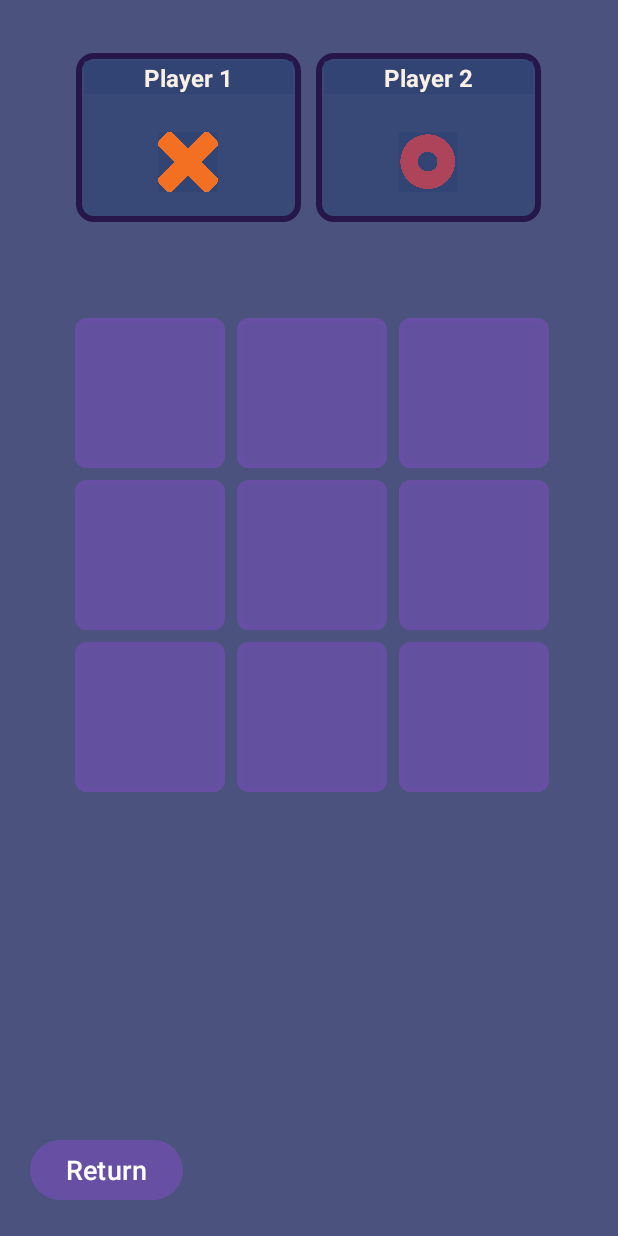
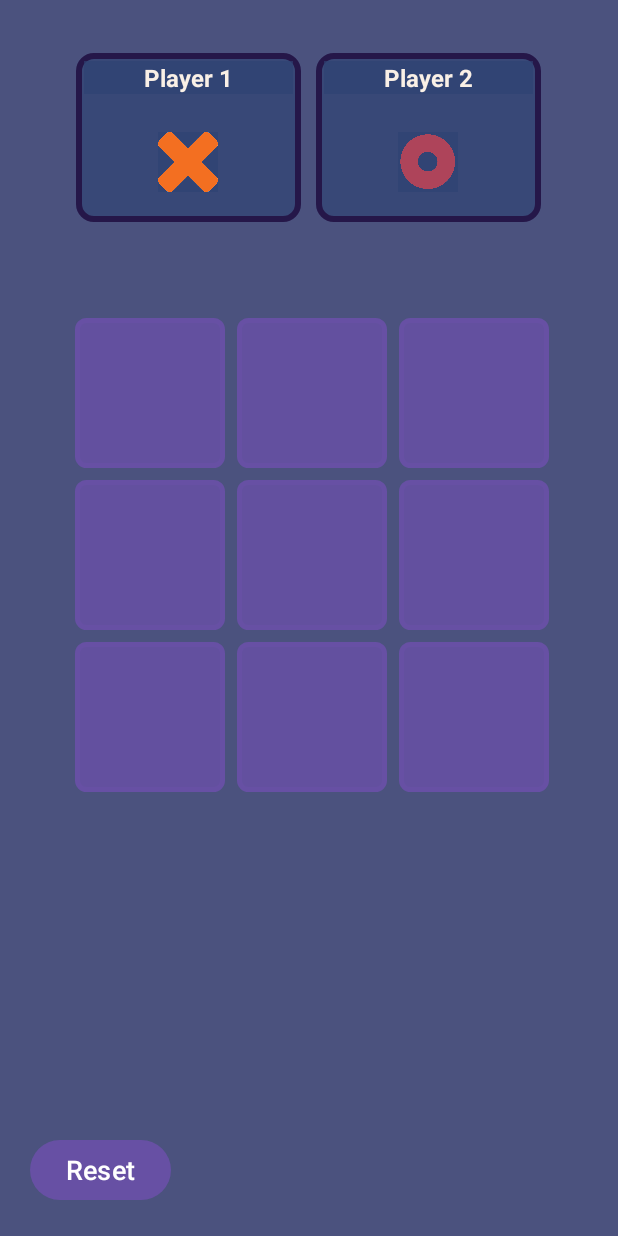
Before and after one commit to yesse-05c/TicTacToe, an Android app: the MainActivity screen opened directly, with no data from a screen before it, on a phone screen of 412 x 824 dp. Run offline under Robolectric (Android 15) with nearby library versions, the phone set to English and light mode, and no system bars.

Commit message:
Reset button implementation

```diff
--- a/TicTacToeGame/app/src/main/java/com/zybooks/tictactoegame/MainActivity.kt
+++ b/TicTacToeGame/app/src/main/java/com/zybooks/tictactoegame/MainActivity.kt
@@ -31,6 +31,8 @@ class MainActivity : AppCompatActivity() {
         var playerOneName = findViewById<TextView>(R.id.playerOneTextview)
         var playerTwoName = findViewById<TextView>(R.id.playerTwoTextview)
         gridLayout = findViewById(R.id.gridLayout)
+        //Implementing reset button
+        val resetButton = findViewById<Button>(R.id.returnBtn)
         ticTacToeGame = TicTacToeGame()
 
         //Displaying player's name
@@ -49,6 +51,11 @@ class MainActivity : AppCompatActivity() {
             }
         }
 
+        resetButton.setOnClickListener{
+            ticTacToeGame.resetGame()
+            resetBoard()
+
+        }
     }
 
     private fun onButtonClick(index : Int, button : Button) {
@@ -101,4 +108,14 @@ class MainActivity : AppCompatActivity() {
         winnerTextView.text = message
         winnerTextView.visibility = View.VISIBLE
     }
+
+    fun resetBoard(){
+        for(i in 1..9){
+            val box = findViewById<Button>(resources.getIdentifier("box$i", "id", packageName))
+            box.setBackgroundResource(R.drawable.box_bg)
+            box.isClickable = true
+        }
+        winnerTextView.visibility = View.INVISIBLE
+        isGameEnded = false
+    }
 }
--- a/TicTacToeGame/app/src/main/res/layout-land/activity_main.xml
+++ b/TicTacToeGame/app/src/main/res/layout-land/activity_main.xml
@@ -101,21 +101,24 @@
             android:layout_height="100dp"
             android:layout_margin="4dp"
             android:layout_marginLeft="30dp"
-            android:background="@drawable/box_bg" />
+            android:background="@drawable/box_bg"
+            android:clickable="true"/>
 
         <Button
             android:id="@+id/box2"
             android:layout_width="100dp"
             android:layout_height="100dp"
             android:layout_margin="4dp"
-            android:background="@drawable/box_bg" />
+            android:background="@drawable/box_bg"
+            android:clickable="true"/>
 
         <Button
             android:id="@+id/box3"
             android:layout_width="100dp"
             android:layout_height="100dp"
             android:layout_margin="4dp"
-            android:background="@drawable/box_bg" />
+            android:background="@drawable/box_bg"
+            android:clickable="true"/>
 
         <Button
             android:id="@+id/box4"
@@ -123,21 +126,24 @@
             android:layout_height="100dp"
             android:layout_margin="4dp"
             android:layout_marginLeft="30dp"
-            android:background="@drawable/box_bg" />
+            android:background="@drawable/box_bg"
+            android:clickable="true"/>
 
         <Button
             android:id="@+id/box5"
             android:layout_width="100dp"
             android:layout_height="100dp"
             android:layout_margin="4dp"
-            android:background="@drawable/box_bg" />
+            android:background="@drawable/box_bg"
+            android:clickable="true"/>
 
         <Button
             android:id="@+id/box6"
             android:layout_width="100dp"
             android:layout_height="100dp"
             android:layout_margin="4dp"
-            android:background="@drawable/box_bg" />
+            android:background="@drawable/box_bg"
+            android:clickable="true"/>
 
         <Button
             android:id="@+id/box7"
@@ -145,21 +151,24 @@
             android:layout_height="100dp"
             android:layout_margin="4dp"
             android:layout_marginLeft="30dp"
-            android:background="@drawable/box_bg" />
+            android:background="@drawable/box_bg"
+            android:clickable="true"/>
 
         <Button
             android:id="@+id/box8"
             android:layout_width="100dp"
             android:layout_height="100dp"
             android:layout_margin="4dp"
-            android:background="@drawable/box_bg" />
+            android:background="@drawable/box_bg"
+            android:clickable="true"/>
 
         <Button
             android:id="@+id/box9"
             android:layout_width="100dp"
             android:layout_height="100dp"
             android:layout_margin="4dp"
-            android:background="@drawable/box_bg" />
+            android:background="@drawable/box_bg"
+            android:clickable="true"/>
     </GridLayout>
 
     <TextView
--- a/TicTacToeGame/app/src/main/res/layout/activity_main.xml
+++ b/TicTacToeGame/app/src/main/res/layout/activity_main.xml
@@ -99,21 +99,24 @@
             android:layout_height="100dp"
             android:layout_margin="4dp"
             android:layout_marginLeft="30dp"
-            android:background="@drawable/box_bg" />
+            android:background="@drawable/box_bg"
+            android:clickable="true"/>
 
         <Button
             android:id="@+id/box2"
             android:layout_width="100dp"
             android:layout_height="100dp"
             android:layout_margin="4dp"
-            android:background="@drawable/box_bg" />
+            android:background="@drawable/box_bg"
+            android:clickable="true"/>
 
         <Button
             android:id="@+id/box3"
             android:layout_width="100dp"
             android:layout_height="100dp"
             android:layout_margin="4dp"
-            android:background="@drawable/box_bg" />
+            android:background="@drawable/box_bg"
+            android:clickable="true"/>
 
         <Button
             android:id="@+id/box4"
@@ -121,21 +124,24 @@
             android:layout_height="100dp"
             android:layout_margin="4dp"
             android:layout_marginLeft="30dp"
-            android:background="@drawable/box_bg" />
+            android:background="@drawable/box_bg"
+            android:clickable="true"/>
 
         <Button
             android:id="@+id/box5"
             android:layout_width="100dp"
             android:layout_height="100dp"
             android:layout_margin="4dp"
-            android:background="@drawable/box_bg" />
+            android:background="@drawable/box_bg"
+            android:clickable="true"/>
 
         <Button
             android:id="@+id/box6"
             android:layout_width="100dp"
             android:layout_height="100dp"
             android:layout_margin="4dp"
-            android:background="@drawable/box_bg" />
+            android:background="@drawable/box_bg"
+            android:clickable="true"/>
 
         <Button
             android:id="@+id/box7"
@@ -143,21 +149,24 @@
             android:layout_height="100dp"
             android:layout_margin="4dp"
             android:layout_marginLeft="30dp"
-            android:background="@drawable/box_bg" />
+            android:background="@drawable/box_bg"
+            android:clickable="true"/>
 
         <Button
             android:id="@+id/box8"
             android:layout_width="100dp"
             android:layout_height="100dp"
             android:layout_margin="4dp"
-            android:background="@drawable/box_bg" />
+            android:background="@drawable/box_bg"
+            android:clickable="true"/>
 
         <Button
             android:id="@+id/box9"
             android:layout_width="100dp"
             android:layout_height="100dp"
             android:layout_margin="4dp"
-            android:background="@drawable/box_bg" />
+            android:background="@drawable/box_bg"
+            android:clickable="true"/>
     </GridLayout>
 
     <TextView
--- a/TicTacToeGame/app/src/main/res/values/strings.xml
+++ b/TicTacToeGame/app/src/main/res/values/strings.xml
@@ -2,5 +2,5 @@
     <string name="app_name">TicTacToeGame</string>
     <string name="player_two">Enter player one name</string>
     <string name="player_one">Enter player two name</string>
-    <string name="Return">Return</string>
+    <string name="Return">Reset</string>
 </resources>
```
